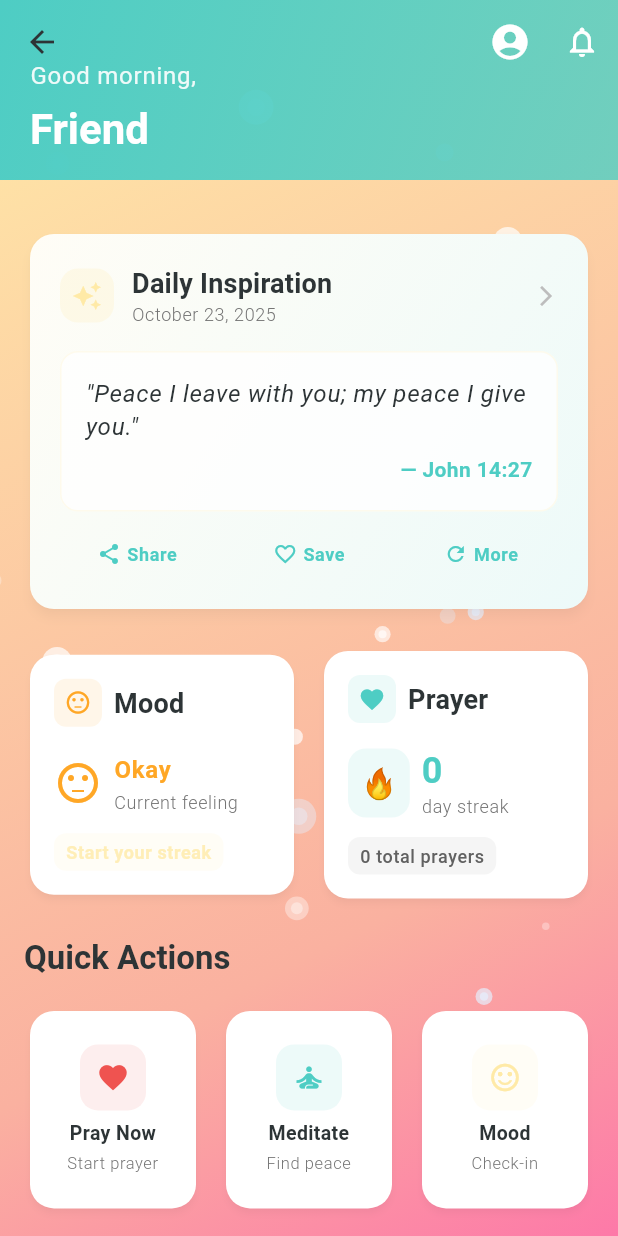
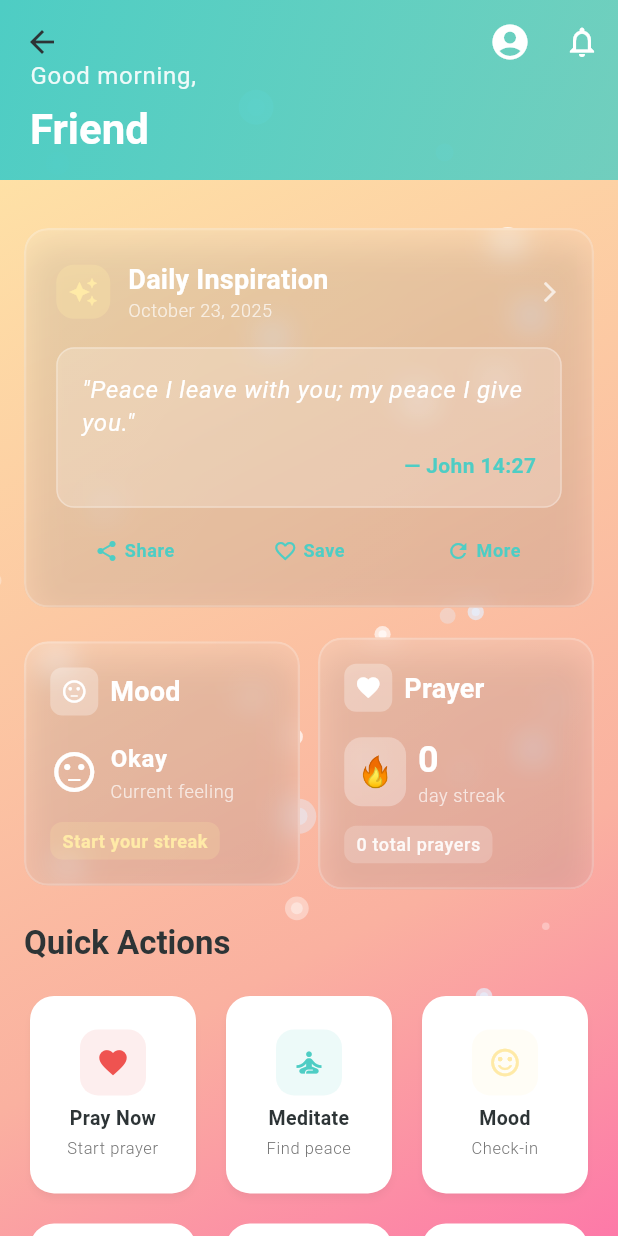
Before and after one commit to ronospace/HealPray, a Flutter app: the DashboardScreen screen opened directly, on a phone screen of 412 x 824 dp. Run offline on Flutter 3.47's test engine with Material 3 defaults, Android fonts, the light colour scheme and no system bars; our stand-ins replace cloud_firestore, connectivity_plus, device_info_plus, equatable, firebase_analytics, firebase_auth and 20 more; accounts and stored records are empty; generated files the repository leaves out were written again; Roboto replaces fonts that are missing (NunitoSans, Poppins).

Commit message:
Apply consistent glassmorphism styling to dashboard cards with white transparent text for better visibility

```diff
--- a/healpray_mobile/lib/features/dashboard/widgets/daily_inspiration_card.dart
+++ b/healpray_mobile/lib/features/dashboard/widgets/daily_inspiration_card.dart
@@ -2,6 +2,7 @@ import 'package:flutter/material.dart';
 import 'package:go_router/go_router.dart';
 
 import '../../../core/theme/app_theme.dart';
+import '../../../core/widgets/glass_card.dart';
 
 /// Widget displaying daily inspiration with verse or quote
 class DailyInspirationCard extends StatelessWidget {
@@ -33,27 +34,9 @@ class DailyInspirationCard extends StatelessWidget {
         DateTime.now().difference(DateTime(DateTime.now().year)).inDays;
     final inspiration = inspirations[dayOfYear % inspirations.length];
 
-    return Card(
-      elevation: 3,
-      shape: RoundedRectangleBorder(
-        borderRadius: BorderRadius.circular(16),
-      ),
-      child: Container(
-        decoration: BoxDecoration(
-          borderRadius: BorderRadius.circular(16),
-          gradient: LinearGradient(
-            begin: Alignment.topLeft,
-            end: Alignment.bottomRight,
-            colors: [
-              AppTheme.sunriseGold.withValues(alpha: 0.1),
-              AppTheme.healingTeal.withValues(alpha: 0.1),
-            ],
-          ),
-        ),
-        child: InkWell(
+    return GlassCard(
       onTap: () => context.push('/inspiration'),
-          borderRadius: BorderRadius.circular(16),
-          child: Padding(
+      borderRadius: 16,
       padding: const EdgeInsets.all(20),
             child: Column(
               crossAxisAlignment: CrossAxisAlignment.start,
@@ -63,7 +46,7 @@ class DailyInspirationCard extends StatelessWidget {
                   Container(
                     padding: const EdgeInsets.all(8),
                     decoration: BoxDecoration(
-                        color: AppTheme.sunriseGold.withValues(alpha: 0.2),
+                      color: AppTheme.sunriseGold.withOpacity(0.3),
                       borderRadius: BorderRadius.circular(12),
                     ),
                     child: const Icon(
@@ -81,14 +64,14 @@ class DailyInspirationCard extends StatelessWidget {
                         style:
                             Theme.of(context).textTheme.titleMedium?.copyWith(
                                   fontWeight: FontWeight.bold,
-                                    color: AppTheme.midnightBlue,
+                                  color: Colors.white,
                                 ),
                       ),
                       Text(
                         _getDateString(),
                         style:
                             Theme.of(context).textTheme.bodySmall?.copyWith(
-                                    color: Colors.grey[600],
+                                  color: Colors.white.withOpacity(0.7),
                                 ),
                       ),
                     ],
@@ -96,7 +79,7 @@ class DailyInspirationCard extends StatelessWidget {
                   const Spacer(),
                   Icon(
                     Icons.arrow_forward_ios,
-                      color: Colors.grey[400],
+                    color: Colors.white.withOpacity(0.7),
                     size: 16,
                   ),
                   ],
@@ -107,10 +90,10 @@ class DailyInspirationCard extends StatelessWidget {
               Container(
                 padding: const EdgeInsets.all(16),
                 decoration: BoxDecoration(
-                    color: Colors.white.withValues(alpha: 0.8),
+                  color: Colors.white.withOpacity(0.2),
                   borderRadius: BorderRadius.circular(12),
                   border: Border.all(
-                      color: AppTheme.sunriseGold.withValues(alpha: 0.2),
+                    color: Colors.white.withOpacity(0.3),
                     width: 1,
                   ),
                 ),
@@ -121,7 +104,7 @@ class DailyInspirationCard extends StatelessWidget {
                       '"${inspiration['text']}"',
                       style: Theme.of(context).textTheme.bodyLarge?.copyWith(
                             fontStyle: FontStyle.italic,
-                              color: AppTheme.midnightBlue,
+                            color: Colors.white,
                             height: 1.4,
                           ),
                     ),
@@ -211,8 +194,6 @@ class DailyInspirationCard extends StatelessWidget {
               ),
             ],
           ),
-        ),
-      ),
     );
   }
 
--- a/healpray_mobile/lib/features/dashboard/widgets/mood_tracking_card.dart
+++ b/healpray_mobile/lib/features/dashboard/widgets/mood_tracking_card.dart
@@ -2,6 +2,7 @@ import 'package:flutter/material.dart';
 import 'package:go_router/go_router.dart';
 
 import '../../../core/theme/app_theme.dart';
+import '../../../core/widgets/glass_card.dart';
 
 /// Widget displaying current mood and mood tracking streak
 class MoodTrackingCard extends StatelessWidget {
@@ -16,16 +17,10 @@ class MoodTrackingCard extends StatelessWidget {
 
   @override
   Widget build(BuildContext context) {
-    return Card(
-      elevation: 2,
-      shape: RoundedRectangleBorder(
-        borderRadius: BorderRadius.circular(16),
-      ),
-      child: InkWell(
-        onTap: () => context.push('/mood-tracking'),
-        borderRadius: BorderRadius.circular(16),
-        child: Padding(
-          padding: const EdgeInsets.all(16),
+    return GlassCard(
+      onTap: () => context.push('/mood-tracking'),
+      borderRadius: 16,
+      padding: const EdgeInsets.all(16),
           child: Column(
             crossAxisAlignment: CrossAxisAlignment.start,
             children: [
@@ -35,12 +30,12 @@ class MoodTrackingCard extends StatelessWidget {
                     width: 32,
                     height: 32,
                     decoration: BoxDecoration(
-                      color: _getMoodColor().withValues(alpha: 0.1),
+                      color: Colors.white.withOpacity(0.3),
                       borderRadius: BorderRadius.circular(8),
                     ),
                     child: Icon(
                       _getMoodIcon(),
-                      color: _getMoodColor(),
+                      color: Colors.white,
                       size: 18,
                     ),
                   ),
@@ -49,6 +44,7 @@ class MoodTrackingCard extends StatelessWidget {
                     'Mood',
                     style: Theme.of(context).textTheme.titleMedium?.copyWith(
                           fontWeight: FontWeight.w600,
+                          color: Colors.white,
                         ),
                   ),
                 ],
@@ -60,7 +56,7 @@ class MoodTrackingCard extends StatelessWidget {
                 children: [
                   Icon(
                     _getMoodIcon(),
-                    color: _getMoodColor(),
+                    color: Colors.white,
                     size: 32,
                   ),
                   const SizedBox(width: 8),
@@ -71,13 +67,13 @@ class MoodTrackingCard extends StatelessWidget {
                         _getMoodText(),
                         style: Theme.of(context).textTheme.bodyLarge?.copyWith(
                               fontWeight: FontWeight.bold,
-                              color: _getMoodColor(),
+                              color: Colors.white,
                             ),
                       ),
                       Text(
                         'Current feeling',
                         style: Theme.of(context).textTheme.bodySmall?.copyWith(
-                              color: Colors.grey[600],
+                              color: Colors.white.withOpacity(0.7),
                             ),
                       ),
                     ],
@@ -90,21 +86,19 @@ class MoodTrackingCard extends StatelessWidget {
               Container(
                 padding: const EdgeInsets.symmetric(horizontal: 8, vertical: 4),
                 decoration: BoxDecoration(
-                  color: AppTheme.sunriseGold.withValues(alpha: 0.1),
+                  color: AppTheme.sunriseGold.withOpacity(0.2),
                   borderRadius: BorderRadius.circular(8),
                 ),
                 child: Text(
                   streak > 0 ? '$streak day streak 🔥' : 'Start your streak',
                   style: Theme.of(context).textTheme.bodySmall?.copyWith(
-                        color: AppTheme.sunriseGold.withValues(alpha: 0.8),
+                        color: AppTheme.sunriseGold,
                         fontWeight: FontWeight.w600,
                       ),
                 ),
               ),
             ],
           ),
-        ),
-      ),
     );
   }
 
--- a/healpray_mobile/lib/features/dashboard/widgets/prayer_streak_card.dart
+++ b/healpray_mobile/lib/features/dashboard/widgets/prayer_streak_card.dart
@@ -2,6 +2,7 @@ import 'package:flutter/material.dart';
 import 'package:go_router/go_router.dart';
 
 import '../../../core/theme/app_theme.dart';
+import '../../../core/widgets/glass_card.dart';
 
 /// Widget displaying prayer streak and total prayer count
 class PrayerStreakCard extends StatelessWidget {
@@ -16,16 +17,10 @@ class PrayerStreakCard extends StatelessWidget {
 
   @override
   Widget build(BuildContext context) {
-    return Card(
-      elevation: 2,
-      shape: RoundedRectangleBorder(
-        borderRadius: BorderRadius.circular(16),
-      ),
-      child: InkWell(
-        onTap: () => context.push('/prayer'),
-        borderRadius: BorderRadius.circular(16),
-        child: Padding(
-          padding: const EdgeInsets.all(16),
+    return GlassCard(
+      onTap: () => context.push('/prayer'),
+      borderRadius: 16,
+      padding: const EdgeInsets.all(16),
           child: Column(
             crossAxisAlignment: CrossAxisAlignment.start,
             children: [
@@ -35,12 +30,12 @@ class PrayerStreakCard extends StatelessWidget {
                     width: 32,
                     height: 32,
                     decoration: BoxDecoration(
-                      color: AppTheme.healingTeal.withValues(alpha: 0.1),
+                      color: Colors.white.withOpacity(0.3),
                       borderRadius: BorderRadius.circular(8),
                     ),
                     child: const Icon(
                       Icons.favorite,
-                      color: AppTheme.healingTeal,
+                      color: Colors.white,
                       size: 18,
                     ),
                   ),
@@ -49,6 +44,7 @@ class PrayerStreakCard extends StatelessWidget {
                     'Prayer',
                     style: Theme.of(context).textTheme.titleMedium?.copyWith(
                           fontWeight: FontWeight.w600,
+                          color: Colors.white,
                         ),
                   ),
                 ],
@@ -61,7 +57,7 @@ class PrayerStreakCard extends StatelessWidget {
                   Container(
                     padding: const EdgeInsets.all(8),
                     decoration: BoxDecoration(
-                      color: AppTheme.healingTeal.withValues(alpha: 0.1),
+                      color: Colors.white.withOpacity(0.3),
                       borderRadius: BorderRadius.circular(12),
                     ),
                     child: const Text(
@@ -78,13 +74,13 @@ class PrayerStreakCard extends StatelessWidget {
                         style:
                             Theme.of(context).textTheme.headlineSmall?.copyWith(
                                   fontWeight: FontWeight.bold,
-                                  color: AppTheme.healingTeal,
+                                  color: Colors.white,
                                 ),
                       ),
                       Text(
                         'day streak',
                         style: Theme.of(context).textTheme.bodySmall?.copyWith(
-                              color: Colors.grey[600],
+                              color: Colors.white.withOpacity(0.7),
                             ),
                       ),
                     ],
@@ -97,21 +93,19 @@ class PrayerStreakCard extends StatelessWidget {
               Container(
                 padding: const EdgeInsets.symmetric(horizontal: 8, vertical: 4),
                 decoration: BoxDecoration(
-                  color: Colors.grey[100],
+                  color: Colors.white.withOpacity(0.2),
                   borderRadius: BorderRadius.circular(8),
                 ),
                 child: Text(
                   '$totalPrayers total prayers',
                   style: Theme.of(context).textTheme.bodySmall?.copyWith(
-                        color: Colors.grey[700],
+                        color: Colors.white.withOpacity(0.9),
                         fontWeight: FontWeight.w500,
                       ),
                 ),
               ),
             ],
           ),
-        ),
-      ),
     );
   }
 }
```
Also changed, not shown: healpray_mobile/lib/features/mood/screens/mood_tracking_screen.dart (+96 -8 lines). Lines whose indentation alone changed are shown as unchanged.
